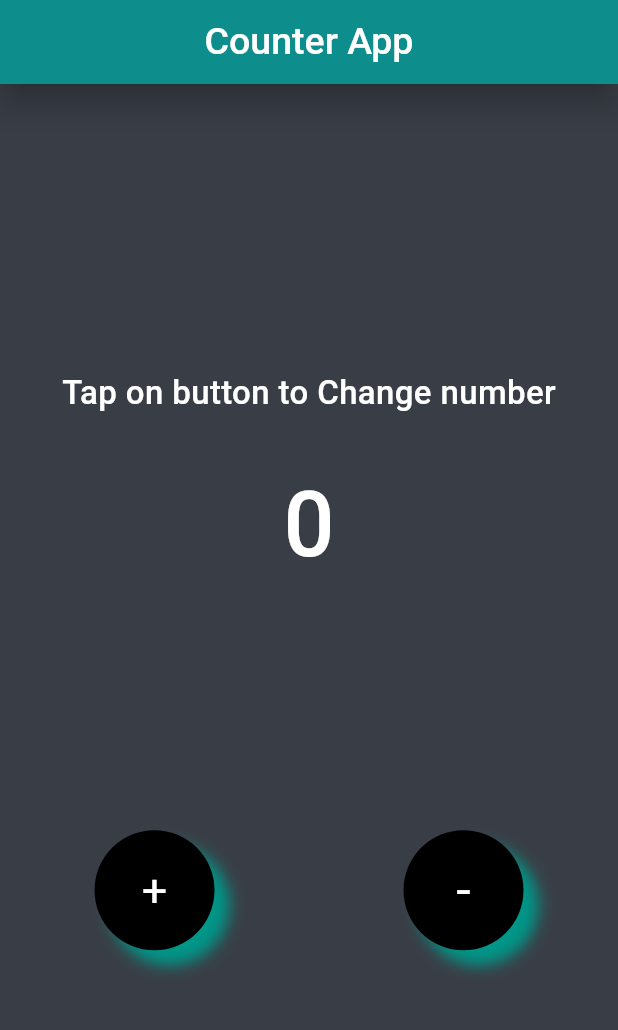
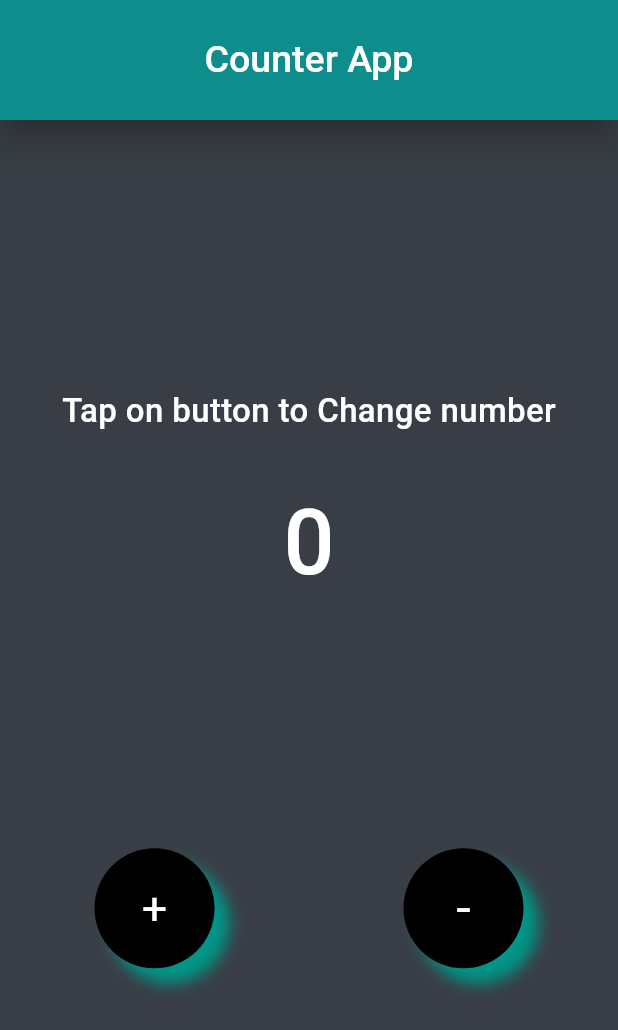
Before and after one commit to AnkitUmredkar/E_commerce_ui_components, a Flutter app: the HomePage screen opened directly, on a phone screen of 412 x 824 dp. Shown: the top 1030 px of the screen. Run offline on Flutter 3.47's test engine with Material 3 defaults, Android fonts, the light colour scheme and no system bars.

Commit message:
6/04/2024

```diff
--- a/lib/home/counter_app/counter_app.dart
+++ b/lib/home/counter_app/counter_app.dart
@@ -30,6 +30,7 @@ class _HomePageState extends State<HomePage> {
       backgroundColor: Color(0xFF393E46),
       appBar: AppBar(
         backgroundColor: Colors.teal,
+        toolbarHeight: 80,
         centerTitle: true,
         elevation: 8.5,
         shadowColor: Colors.black,
```
